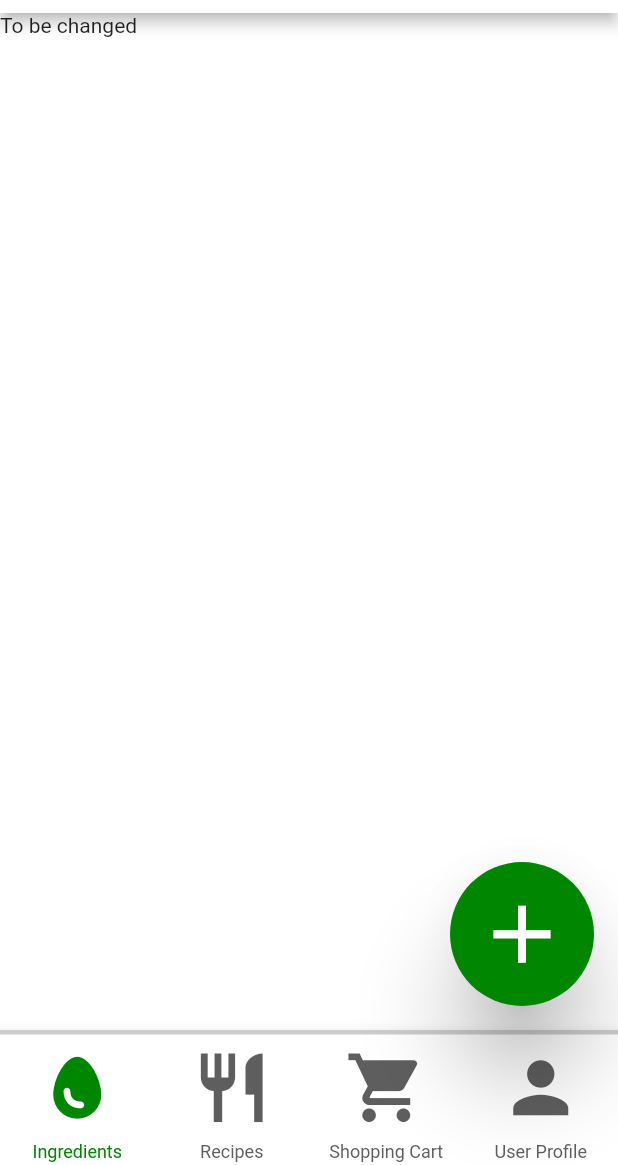
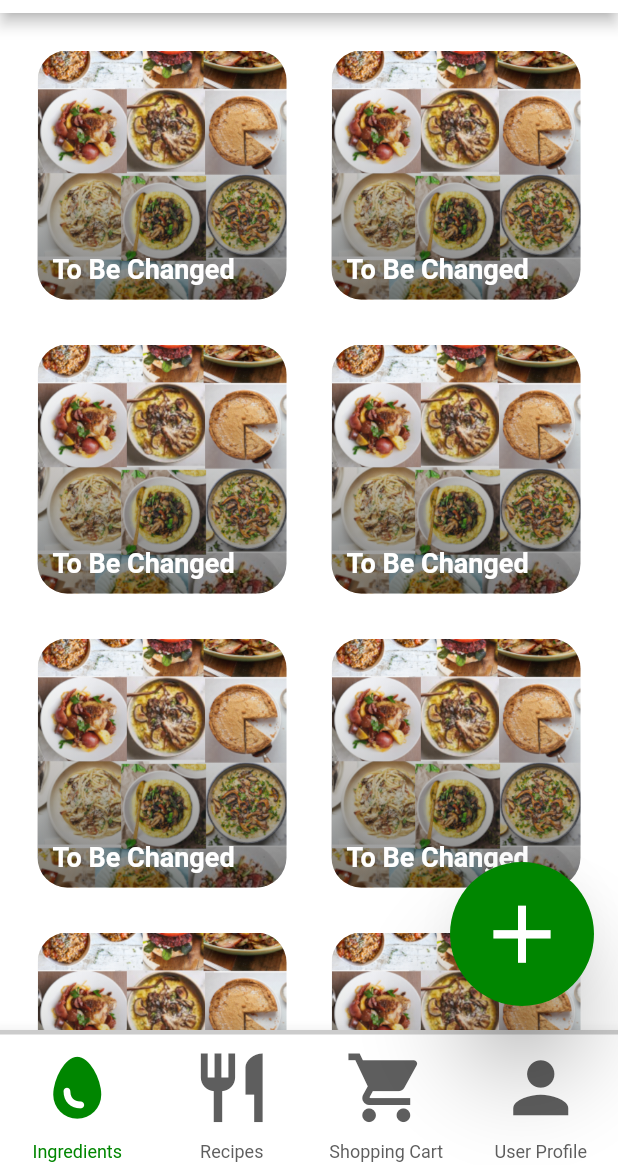
Before and after one commit to COP4331-LargeGroupProject-Fall22/mobile-app, a Flutter app: the IngredientsPage screen opened directly, on a phone screen of 412 x 824 dp, the part 71-1236 px from its top. Run offline on Flutter 3.47's test engine with Material 2 defaults, Android fonts, the phone set to English and light mode, and no system bars; accounts and stored records are empty.

Commit message:
Added framework for displaying ingredients on ingredients page

```diff
--- a/lib/screens/IngredientScreen.dart
+++ b/lib/screens/IngredientScreen.dart
@@ -58,17 +58,21 @@ class _IngredientsPageState extends State<IngredientsPage> {
               onPressed: () {},
             ),
           ]),
-      body: GestureDetector(
+      body: SafeArea(
+        child: GestureDetector(
           onTap: () => FocusManager.instance.primaryFocus?.unfocus(),
           child: SingleChildScrollView(
             child: Container(
               width: MediaQuery.of(context).size.width,
               height: MediaQuery.of(context).size.height,
+              padding: EdgeInsets.only(bottom: kBottomNavigationBarHeight),
               decoration: BoxDecoration(color: Colors.white),
-            child: Text("To be changed"),
+              child: BuildTiles(),
             ),
           ),
         ),
+      ),
+      extendBody: false,
       bottomNavigationBar: BottomAppBar(
         child: Container(
           height: 90,
@@ -94,8 +98,7 @@ class _IngredientsPageState extends State<IngredientsPage> {
                         ),
                         const Text(
                           'Ingredients',
-                          style:
-                          TextStyle(fontSize: 12, color: mainScheme),
+                          style: TextStyle(fontSize: 12, color: mainScheme),
                           textAlign: TextAlign.center,
                         )
                       ])),
@@ -176,23 +179,84 @@ class _IngredientsPageState extends State<IngredientsPage> {
       floatingActionButtonLocation: FloatingActionButtonLocation.endFloat,
     );
   }
+
+  GridView BuildTiles() {
+    int numIngreds = 10;
+    List<Widget> ingredients = [];
+
+    for (int i = 0; i < numIngreds; i++) {
+      ingredients.add(
+        GestureDetector(
+          onTap: () {},
+          child: IngredientTile(),
+        ),
+      );
+    }
+
+    GridView ingreds = GridView.count(
+        crossAxisCount: 2,
+        padding: const EdgeInsets.all(15),
+        scrollDirection: Axis.vertical,
+        crossAxisSpacing: 10,
+        mainAxisSpacing: 10,
+        children: ingredients);
+    return ingreds;
   }
 
   //TODO Make the individual ingredient tiles
-//Might not be an actual class. Just a method
-/*class IngredientTile extends Widget {
-
-
-  @override
-  Widget build() {
-    return Container(
-      width: 150,
-      height: 180,
+  Widget IngredientTile() {
+    return SizedBox(
+      child: Stack(
+        children: <Widget>[
+          Container(
+            margin: EdgeInsets.all(10),
             decoration: BoxDecoration(
               borderRadius: BorderRadius.all(Radius.circular(20)),
+              image: DecorationImage(
+                image: AssetImage('assets/images/Background.png'),
+                fit: BoxFit.fitWidth,
+              ),
+            ),
+          ),
+          Container(
+            margin: EdgeInsets.all(10),
+            decoration: BoxDecoration(
+              color: Colors.white,
+              borderRadius: BorderRadius.all(Radius.circular(20)),
+              gradient: LinearGradient(
+                begin: FractionalOffset.topCenter,
+                end: FractionalOffset.bottomCenter,
+                colors: [
+                  Colors.grey.withOpacity(0.0),
+                  Colors.black.withOpacity(0.5),
+                ],
+                stops: [0.0, 1.0],
+              ),
+            ),
+            child: Align(
+              alignment: FractionalOffset.bottomLeft,
+              child: Padding(
+                padding: EdgeInsets.all(10),
+                child: Row(
+                  children: <Widget>[
+                    Expanded(
+                      child: Text(
+                        'To Be Changed',
+                        style: TextStyle(
+                          fontSize: 18,
+                          fontWeight: FontWeight.w600,
                           color: Colors.white,
                         ),
-      child:
+                        textAlign: TextAlign.left,
+                      ),
+                    ),
+                  ],
+                ),
+              ),
+            ),
+          ),
+        ],
+      ),
     );
   }
-}*/
+}
--- a/lib/utils/colors.dart
+++ b/lib/utils/colors.dart
@@ -2,4 +2,5 @@ import 'package:flutter/material.dart';
 
 const Color mainScheme = Color(0xff008600);
 const Color textFieldBacking = Color(0xffD1D1D1);
+const Color focusedBorder = Color(0xff47A1E2);
 const Color bottomRowIcon = Color(0xff5E5E5E);
--- a/pubspec.yaml
+++ b/pubspec.yaml
@@ -37,6 +37,7 @@ dependencies:
   # Use with the CupertinoIcons class for iOS style icons.
   cupertino_icons: ^1.0.2
   http: ^0.13.5
+  image_picker: ^0.8.6
 
 dev_dependencies:
   flutter_test:
```
Also changed, not shown: pubspec.lock. Lines whose indentation alone changed are shown as unchanged.
